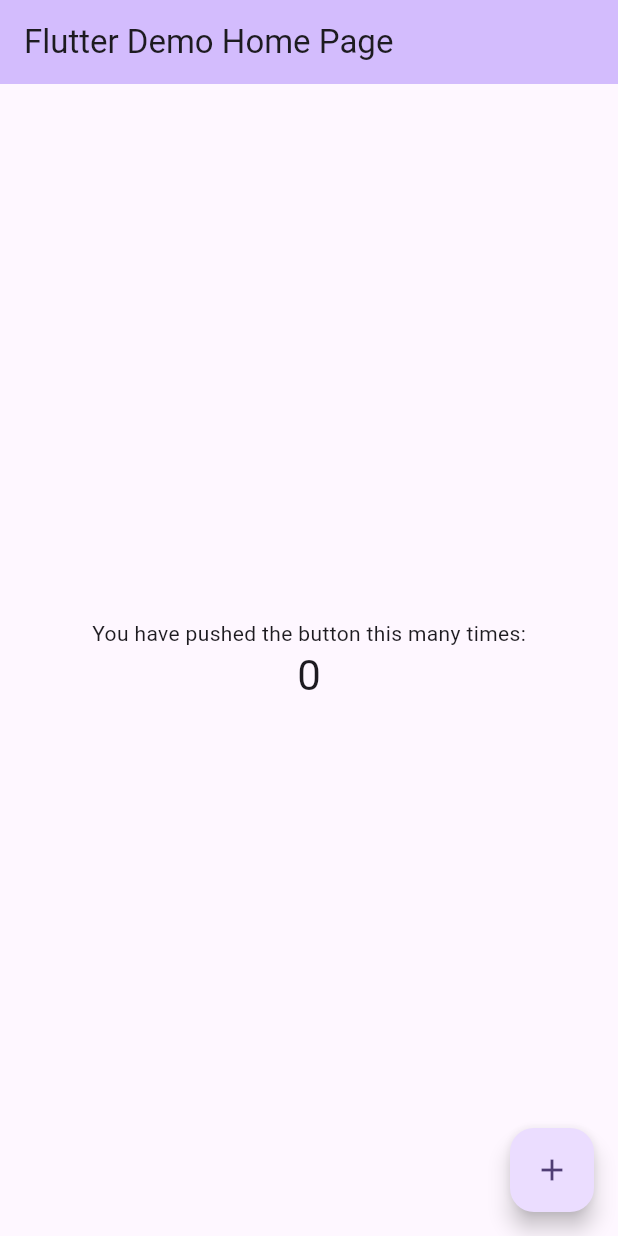
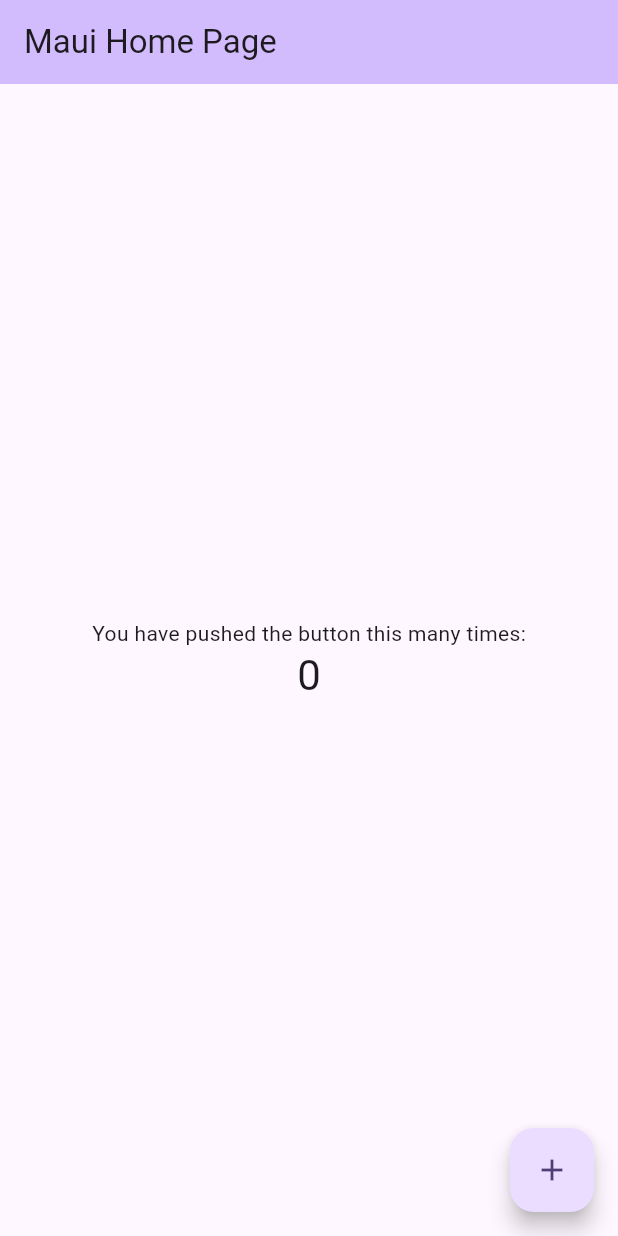
Before and after one commit to xclud/flutter_maui, a Flutter app: the screen it shows after launch, on a phone screen of 412 x 824 dp. Run offline on Flutter 3.47's test engine with Material 2 defaults, Android fonts, the phone set to English and light mode, and no system bars.

Commit message:
Update the example.

```diff
--- a/example/lib/main.dart
+++ b/example/lib/main.dart
@@ -12,7 +12,7 @@ class MyApp extends StatelessWidget {
   @override
   Widget build(BuildContext context) {
     return MaterialApp(
-      title: 'MAUI',
+      title: 'Maui',
       theme: ThemeData(
         // This is the theme of your application.
         //
@@ -32,7 +32,7 @@ class MyApp extends StatelessWidget {
         colorScheme: ColorScheme.fromSeed(seedColor: Colors.deepPurple),
         useMaterial3: true,
       ),
-      home: const MyHomePage(title: 'Flutter Demo Home Page'),
+      home: const MyHomePage(title: 'Maui Home Page'),
     );
   }
 }
--- a/example/pubspec.yaml
+++ b/example/pubspec.yaml
@@ -19,7 +19,7 @@ publish_to: "none" # Remove this line if you wish to publish to pub.dev
 version: 1.0.0+1
 
 environment:
-  sdk: ">=3.2.0-128.0.dev <4.0.0"
+  sdk: ">=3.0.0 <4.0.0"
 
 # Dependencies specify other packages that your package needs in order to work.
 # To automatically upgrade your package dependencies to the latest versions
```
